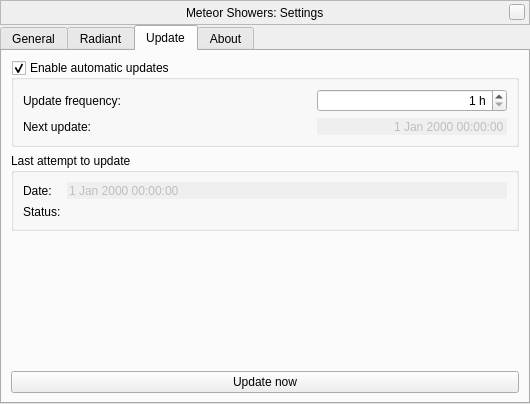
First picture: the form in plugins/MeteorShowers/src/gui/MSConfigDialog.ui, repository 519984307/stellarium_src, before the edit.
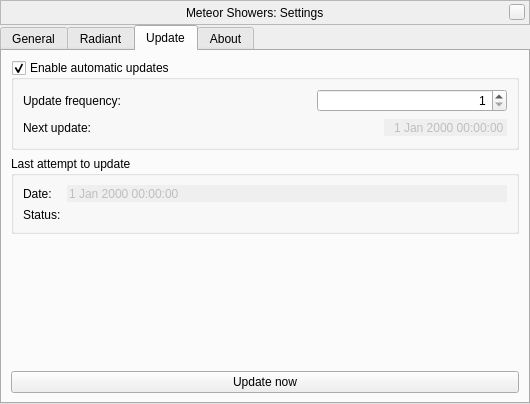
Second picture: the form after the edit. The open tabs and pages were chosen to show the change. Custom widgets are drawn as their Qt base class.

Diff of the .ui file:
```diff
--- a/plugins/MeteorShowers/src/gui/MSConfigDialog.ui
+++ b/plugins/MeteorShowers/src/gui/MSConfigDialog.ui
@@ -485,8 +485,28 @@
          </property>
          <layout class="QVBoxLayout" name="verticalLayout_12">
           <item>
-           <layout class="QGridLayout" name="gridLayout">
-            <item row="1" column="2">
+           <layout class="QHBoxLayout" name="horizontalLayout">
+            <item>
+             <widget class="QLabel" name="lUpdateFrequency">
+              <property name="text">
+               <string>Update frequency:</string>
+              </property>
+             </widget>
+            </item>
+            <item>
+             <spacer name="horizontalSpacer">
+              <property name="orientation">
+               <enum>Qt::Horizontal</enum>
+              </property>
+              <property name="sizeHint" stdset="0">
+               <size>
+                <width>40</width>
+                <height>20</height>
+               </size>
+              </property>
+             </spacer>
+            </item>
+            <item>
              <widget class="QSpinBox" name="updateFrequency">
               <property name="sizePolicy">
                <sizepolicy hsizetype="MinimumExpanding" vsizetype="Fixed">
@@ -497,9 +517,6 @@
               <property name="alignment">
                <set>Qt::AlignRight|Qt::AlignTrailing|Qt::AlignVCenter</set>
               </property>
-              <property name="suffix">
-               <string comment="time unit" extracomment="TRANSLATORS: = &quot;hours&quot;"> h</string>
-              </property>
               <property name="minimum">
                <number>1</number>
               </property>
@@ -511,7 +528,31 @@
               </property>
              </widget>
             </item>
-            <item row="2" column="2">
+           </layout>
+          </item>
+          <item>
+           <layout class="QHBoxLayout" name="horizontalLayout_2">
+            <item>
+             <widget class="QLabel" name="lNextUpdate">
+              <property name="text">
+               <string>Next update:</string>
+              </property>
+             </widget>
+            </item>
+            <item>
+             <spacer name="horizontalSpacer_2">
+              <property name="orientation">
+               <enum>Qt::Horizontal</enum>
+              </property>
+              <property name="sizeHint" stdset="0">
+               <size>
+                <width>40</width>
+                <height>20</height>
+               </size>
+              </property>
+             </spacer>
+            </item>
+            <item>
              <widget class="QDateTimeEdit" name="nextUpdate">
               <property name="enabled">
                <bool>false</bool>
@@ -527,33 +568,6 @@
               </property>
              </widget>
             </item>
-            <item row="2" column="0">
-             <widget class="QLabel" name="lNextUpdate">
-              <property name="text">
-               <string>Next update:</string>
-              </property>
-             </widget>
-            </item>
-            <item row="1" column="0">
-             <widget class="QLabel" name="lUpdateFrequency">
-              <property name="text">
-               <string>Update frequency:</string>
-              </property>
-             </widget>
-            </item>
-            <item row="1" column="1">
-             <spacer name="horizontalSpacer">
-              <property name="orientation">
-               <enum>Qt::Horizontal</enum>
-              </property>
-              <property name="sizeHint" stdset="0">
-               <size>
-                <width>40</width>
-                <height>20</height>
-               </size>
-              </property>
-             </spacer>
-            </item>
            </layout>
           </item>
          </layout>
```
